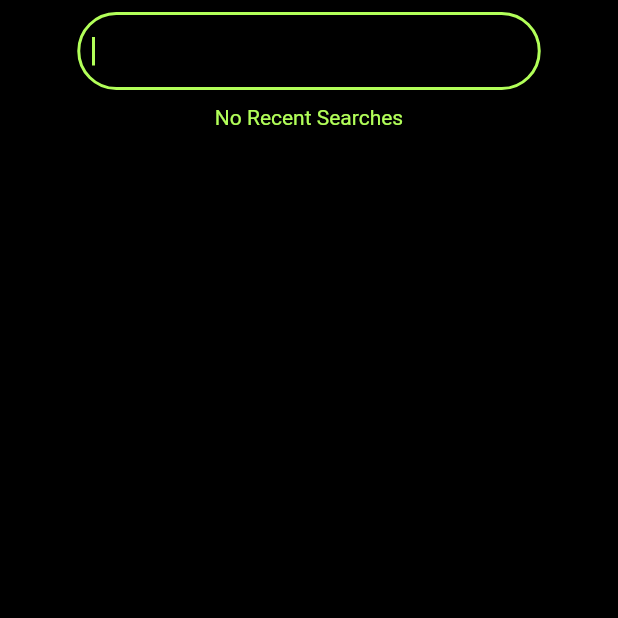
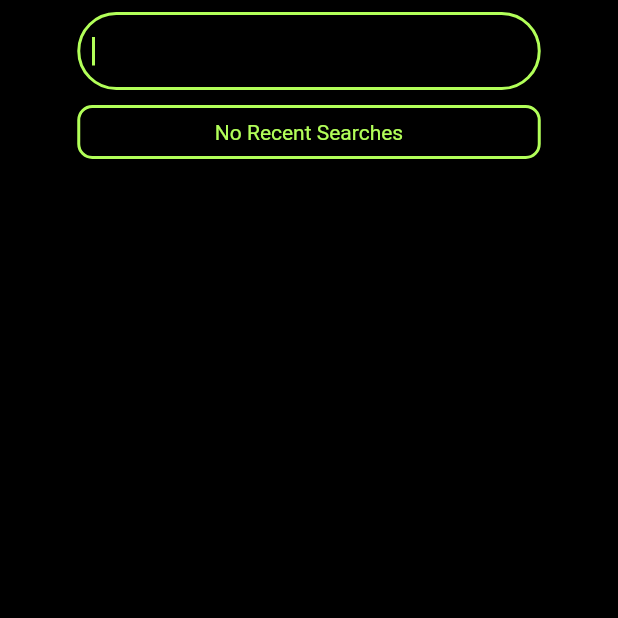
Before and after one commit to 4rthurmonteiro/autocomplete, a Flutter app: the screen it shows after launch, after a tap on the "search" icon, on a phone screen of 412 x 824 dp, the top half of it. Run offline on Flutter 3.47's test engine with Material 2 defaults, Android fonts, the phone set to English and light mode, and no system bars; our stand-ins replace event_bus, flutter_hooks, go_router, shared_preferences; missing offline and left inert: pub_api_client.

```diff
--- a/lib/src/app.dart
+++ b/lib/src/app.dart
@@ -1,6 +1,7 @@
 import 'package:autocomplete/src/packages/local_storage_persistence.dart';
 import 'package:autocomplete/src/packages/packages_detail_screen.dart';
 import 'package:autocomplete/src/packages/packages_screen.dart';
+import 'package:autocomplete/src/shared/utils/colors.dart';
 import 'package:event_bus/event_bus.dart';
 import 'package:flutter/material.dart';
 import 'package:go_router/go_router.dart';
@@ -72,7 +73,7 @@ class _AppView extends StatelessWidget {
   Widget build(BuildContext context) {
     return MaterialApp.router(
       theme: ThemeData(
-        scaffoldBackgroundColor: Colors.black,
+        scaffoldBackgroundColor: appBackgroundColor,
       ),
       title: 'Autocomplete',
       routeInformationProvider: _router.routeInformationProvider,
--- a/lib/src/packages/packages_screen.dart
+++ b/lib/src/packages/packages_screen.dart
@@ -1,4 +1,7 @@
 import 'package:autocomplete/src/packages/local_storage_persistence.dart';
+import 'package:autocomplete/src/shared/utils/colors.dart';
+import 'package:autocomplete/src/shared/utils/decoration.dart';
+import 'package:autocomplete/src/shared/widgets/app_box.dart';
 import 'package:autocomplete/src/shared/widgets/app_divider.dart';
 import 'package:autocomplete/src/shared/widgets/app_text.dart';
 import 'package:event_bus/event_bus.dart';
@@ -67,18 +70,13 @@ class _PackageSearchView extends HookWidget {
     final pubClient = context.read<PubClient>();
     final localStoragePersistence = context.read<LocalStoragePersistence>();
     final router = GoRouter.of(context);
+
     return AnimatedBuilder(
       animation: autocompleteState,
       builder: (context, _) => AnimatedContainer(
         width: myValue,
         duration: const Duration(seconds: 1),
-        decoration: BoxDecoration(
-          borderRadius: BorderRadius.circular(100),
-          border: Border.all(
-            color: Colors.lightGreenAccent,
-            width: 2.0,
-          ),
-        ),
+        decoration: appBoxDecoration,
         child: autocompleteState.value
             ? Autocomplete<PackageResult>(
                 fieldViewBuilder: (
@@ -90,12 +88,12 @@ class _PackageSearchView extends HookWidget {
                     Padding(
                   padding: const EdgeInsets.symmetric(horizontal: 8.0),
                   child: TextField(
-                    cursorColor: Colors.lightGreenAccent,
+                    cursorColor: appPrimaryColor,
                     controller: textEditingController,
                     focusNode: focusNode..requestFocus(),
                     decoration: const InputDecoration(border: InputBorder.none),
                     style: const TextStyle(
-                      color: Colors.lightGreenAccent,
+                      color: appPrimaryColor,
                     ),
                   ),
                 ),
@@ -139,11 +137,8 @@ class _PackageSearchView extends HookWidget {
                               onSelected(option);
                             },
                             child: ListTile(
-                              title: Text(
-                                option.package,
-                                style: const TextStyle(
-                                  color: Colors.lightGreenAccent,
-                                ),
+                              title: AppText(
+                                text: option.package,
                               ),
                             ),
                           );
@@ -161,7 +156,7 @@ class _PackageSearchView extends HookWidget {
                 },
                 icon: const Icon(
                   Icons.search,
-                  color: Colors.lightGreenAccent,
+                  color: appPrimaryColor,
                 ),
               ),
       ),
@@ -198,18 +193,12 @@ class _HistoryViewState extends State<_HistoryView> {
             final history = snapshot.data!;
 
             if (history.isEmpty) {
-              return const AppText(text: 'No Recent Searches');
+              return const AppBox(child: AppText(text: 'No Recent Searches'));
             }
 
             return Container(
               width: MediaQuery.of(context).size.width * .75,
-              decoration: BoxDecoration(
-                borderRadius: BorderRadius.circular(10),
-                border: Border.all(
-                  color: Colors.lightGreenAccent,
-                  width: 2.0,
-                ),
-              ),
+              decoration: appSecondaryBoxDecoration,
               child: Column(
                 children: [
                   const Padding(
--- /dev/null
+++ b/lib/src/shared/utils/colors.dart
@@ -0,0 +1,4 @@
+import 'package:flutter/material.dart';
+
+const appPrimaryColor = Colors.lightGreenAccent;
+const appBackgroundColor = Colors.black;
--- /dev/null
+++ b/lib/src/shared/utils/decoration.dart
@@ -0,0 +1,17 @@
+import 'package:flutter/material.dart';
+
+final appBoxDecoration = BoxDecoration(
+  borderRadius: BorderRadius.circular(100),
+  border: Border.all(
+    color: Colors.lightGreenAccent,
+    width: 2.0,
+  ),
+);
+
+final appSecondaryBoxDecoration = BoxDecoration(
+  borderRadius: BorderRadius.circular(10),
+  border: Border.all(
+    color: Colors.lightGreenAccent,
+    width: 2.0,
+  ),
+);
--- /dev/null
+++ b/lib/src/shared/widgets/app_box.dart
@@ -0,0 +1,26 @@
+import 'package:autocomplete/src/shared/utils/decoration.dart';
+import 'package:flutter/material.dart';
+
+class AppBox extends StatelessWidget {
+  const AppBox({
+    super.key,
+    required this.child,
+  });
+
+  final Widget child;
+
+  @override
+  Widget build(BuildContext context) {
+    return Container(
+      width: MediaQuery.of(context).size.width * .75,
+      decoration: appSecondaryBoxDecoration,
+      child: Padding(
+        padding: const EdgeInsets.all(8.0),
+        child: Align(
+          alignment: Alignment.center,
+          child: child,
+        ),
+      ),
+    );
+  }
+}
--- a/lib/src/shared/widgets/app_divider.dart
+++ b/lib/src/shared/widgets/app_divider.dart
@@ -1,3 +1,4 @@
+import 'package:autocomplete/src/shared/utils/colors.dart';
 import 'package:flutter/material.dart';
 
 class AppDivider extends StatelessWidget {
@@ -7,7 +8,7 @@ class AppDivider extends StatelessWidget {
   Widget build(BuildContext context) {
     return const Divider(
       height: 10,
-      color: Colors.lightGreenAccent,
+      color: appPrimaryColor,
       thickness: 2,
     );
   }
--- a/lib/src/shared/widgets/app_text.dart
+++ b/lib/src/shared/widgets/app_text.dart
@@ -1,3 +1,4 @@
+import 'package:autocomplete/src/shared/utils/colors.dart';
 import 'package:flutter/material.dart';
 
 class AppText extends StatelessWidget {
@@ -12,7 +13,7 @@ class AppText extends StatelessWidget {
     return Text(
       text,
       style: const TextStyle(
-        color: Colors.lightGreenAccent,
+        color: appPrimaryColor,
       ),
     );
   }
```
